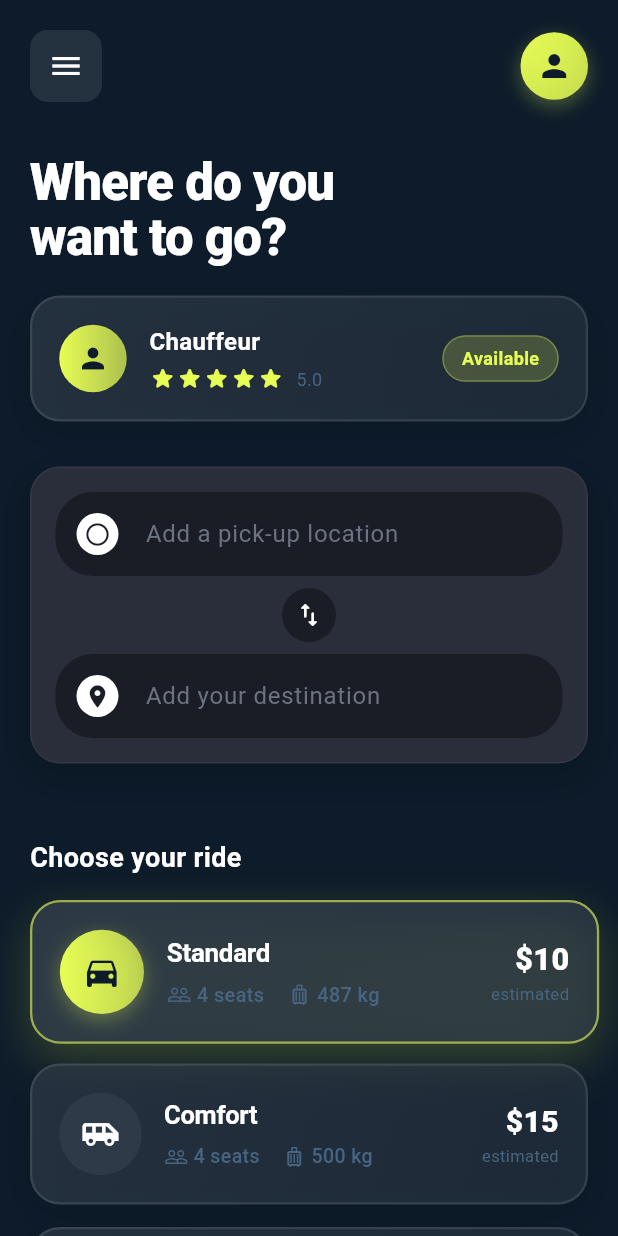
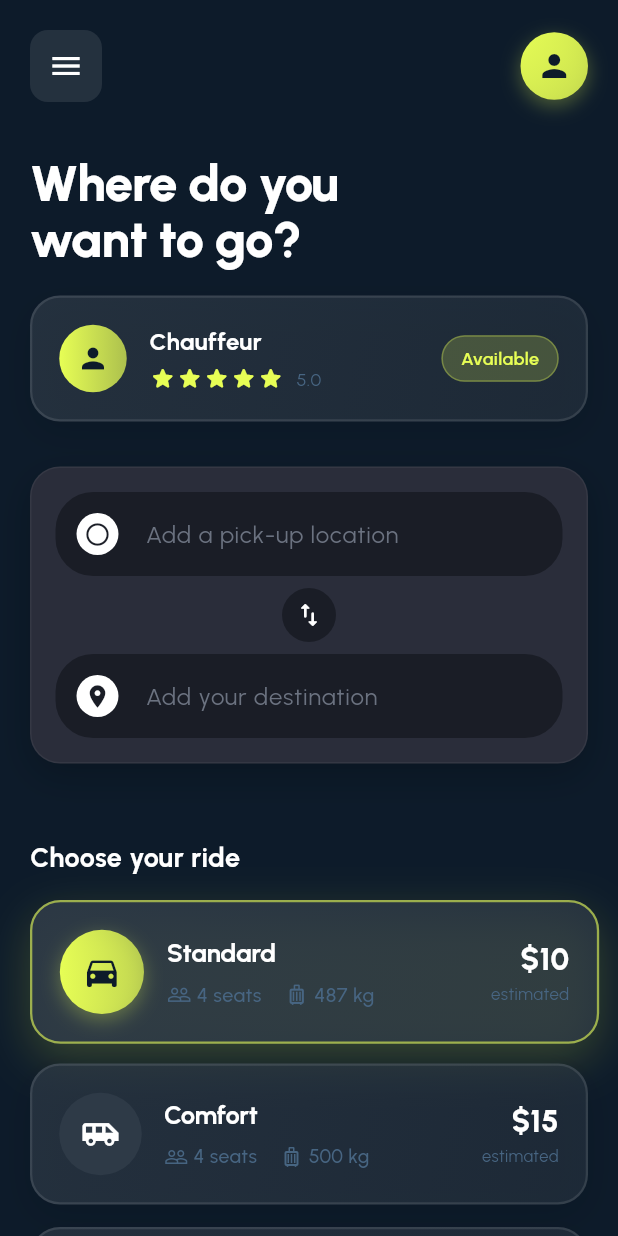
Before and after one commit to ossydreos/projet-2025-mbs-WEBA-SECU, a Flutter app: the VehicleReservationScreen screen opened directly, on a phone screen of 412 x 824 dp. Run offline on Flutter 3.47's test engine with Material 3 defaults, Android fonts, the phone set to English and light mode, and no system bars; our stand-ins replace firebase_core, flutter_svg, google_fonts; accounts and stored records are empty.

Commit message:
choix de lieu modifier visuel et police changer

```diff
--- a/lib/screens/reservation_screen.dart
+++ b/lib/screens/reservation_screen.dart
@@ -1,7 +1,10 @@
 import 'package:flutter/material.dart';
 import 'package:flutter/services.dart';
+import 'package:google_fonts/google_fonts.dart';
 import 'dart:ui';
 import '../theme/theme_app.dart';
+
+final defaultTextStyle = GoogleFonts.urbanist();
 
 class VehicleReservationScreen extends StatefulWidget {
   const VehicleReservationScreen({Key? key}) : super(key: key);
@@ -162,9 +165,9 @@ class _VehicleReservationScreenState extends State<VehicleReservationScreen>
               offset: Offset(0, 20 * (1 - value)),
               child: Opacity(
                 opacity: value,
-                child: const Text(
+                child: Text(
                   'Where do you\nwant to go?',
-                  style: TextStyle(
+                  style: defaultTextStyle.copyWith(
                     color: Colors.white,
                     fontSize: 34,
                     fontWeight: FontWeight.w800,
@@ -207,30 +210,50 @@ class _VehicleReservationScreenState extends State<VehicleReservationScreen>
           const SizedBox(width: 15),
 
           // Infos chauffeur
-          const Expanded(
+          Expanded(
             child: Column(
               crossAxisAlignment: CrossAxisAlignment.start,
               children: [
                 Text(
                   'Chauffeur',
-                  style: TextStyle(
+                  style: defaultTextStyle.copyWith(
                     color: Colors.white,
                     fontWeight: FontWeight.w700,
                     fontSize: 16,
                   ),
                 ),
-                SizedBox(height: 4),
+                const SizedBox(height: 4),
                 Row(
                   children: [
-                    Icon(Icons.star_rounded, color: AppColors.accent, size: 18),
-                    Icon(Icons.star_rounded, color: AppColors.accent, size: 18),
-                    Icon(Icons.star_rounded, color: AppColors.accent, size: 18),
-                    Icon(Icons.star_rounded, color: AppColors.accent, size: 18),
-                    Icon(Icons.star_rounded, color: AppColors.accent, size: 18),
-                    SizedBox(width: 8),
+                    const Icon(
+                      Icons.star_rounded,
+                      color: AppColors.accent,
+                      size: 18,
+                    ),
+                    const Icon(
+                      Icons.star_rounded,
+                      color: AppColors.accent,
+                      size: 18,
+                    ),
+                    const Icon(
+                      Icons.star_rounded,
+                      color: AppColors.accent,
+                      size: 18,
+                    ),
+                    const Icon(
+                      Icons.star_rounded,
+                      color: AppColors.accent,
+                      size: 18,
+                    ),
+                    const Icon(
+                      Icons.star_rounded,
+                      color: AppColors.accent,
+                      size: 18,
+                    ),
+                    const SizedBox(width: 8),
                     Text(
                       '5.0',
-                      style: TextStyle(
+                      style: defaultTextStyle.copyWith(
                         color: AppColors.textSecondary,
                         fontSize: 12,
                       ),
@@ -249,9 +272,9 @@ class _VehicleReservationScreenState extends State<VehicleReservationScreen>
               borderRadius: BorderRadius.circular(20),
               border: Border.all(color: AppColors.accent.withOpacity(0.3)),
             ),
-            child: const Text(
+            child: Text(
               'Available',
-              style: TextStyle(
+              style: defaultTextStyle.copyWith(
                 color: AppColors.accent,
                 fontSize: 12,
                 fontWeight: FontWeight.w600,
@@ -359,14 +382,14 @@ class _VehicleReservationScreenState extends State<VehicleReservationScreen>
               child: TextField(
                 controller: controller,
                 cursorColor: Colors.white, // 🔧 CORRECTION: Curseur blanc
-                style: const TextStyle(
+                style: defaultTextStyle.copyWith(
                   color: Colors.white, // 🔧 CORRECTION: Texte saisi en blanc
                   fontSize: 16,
                   fontWeight: FontWeight.w400,
                 ),
                 decoration: InputDecoration(
                   hintText: hint,
-                  hintStyle: const TextStyle(
+                  hintStyle: defaultTextStyle.copyWith(
                     color: Color(0xFF6B7280), // Couleur du placeholder
                     fontSize: 16,
                     fontWeight: FontWeight.w400,
@@ -396,9 +419,9 @@ class _VehicleReservationScreenState extends State<VehicleReservationScreen>
     return Column(
       crossAxisAlignment: CrossAxisAlignment.start,
       children: [
-        const Text(
+        Text(
           'Choose your ride',
-          style: TextStyle(
+          style: defaultTextStyle.copyWith(
             color: Colors.white,
             fontSize: 18,
             fontWeight: FontWeight.w700,
@@ -473,7 +496,7 @@ class _VehicleReservationScreenState extends State<VehicleReservationScreen>
                   children: [
                     Text(
                       vehicle.name,
-                      style: TextStyle(
+                      style: defaultTextStyle.copyWith(
                         color: Colors.white,
                         fontSize: 17,
                         fontWeight: FontWeight.w700,
@@ -490,7 +513,7 @@ class _VehicleReservationScreenState extends State<VehicleReservationScreen>
                         ),
                         Text(
                           ' ${vehicle.capacity}',
-                          style: const TextStyle(
+                          style: defaultTextStyle.copyWith(
                             color: AppColors.textSecondary,
                             fontSize: 13,
                             fontWeight: FontWeight.w500,
@@ -504,7 +527,7 @@ class _VehicleReservationScreenState extends State<VehicleReservationScreen>
                         ),
                         Text(
                           ' ${vehicle.luggage}',
-                          style: const TextStyle(
+                          style: defaultTextStyle.copyWith(
                             color: AppColors.textSecondary,
                             fontSize: 13,
                             fontWeight: FontWeight.w500,
@@ -522,15 +545,15 @@ class _VehicleReservationScreenState extends State<VehicleReservationScreen>
                 children: [
                   Text(
                     vehicle.price,
-                    style: const TextStyle(
+                    style: defaultTextStyle.copyWith(
                       color: Colors.white,
                       fontSize: 20,
                       fontWeight: FontWeight.w800,
                     ),
                   ),
-                  const Text(
+                  Text(
                     'estimated',
-                    style: TextStyle(
+                    style: defaultTextStyle.copyWith(
                       color: AppColors.textSecondary,
                       fontSize: 11,
                     ),
@@ -575,14 +598,18 @@ class _VehicleReservationScreenState extends State<VehicleReservationScreen>
             borderRadius: BorderRadius.circular(30),
           ),
         ),
-        child: const Row(
+        child: Row(
           mainAxisAlignment: MainAxisAlignment.center,
           children: [
-            Icon(Icons.directions_car, color: AppColors.background, size: 26),
-            SizedBox(width: 12),
+            const Icon(
+              Icons.directions_car,
+              color: AppColors.background,
+              size: 26,
+            ),
+            const SizedBox(width: 12),
             Text(
               'Book Now',
-              style: TextStyle(
+              style: defaultTextStyle.copyWith(
                 color: AppColors.background,
                 fontSize: 19,
                 fontWeight: FontWeight.w800,
@@ -791,9 +818,9 @@ class _BookingConfirmationDialogState extends State<BookingConfirmationDialog>
 
                       const SizedBox(height: 25),
 
-                      const Text(
+                      Text(
                         'Booking Confirmed!',
-                        style: TextStyle(
+                        style: defaultTextStyle.copyWith(
                           color: Colors.white,
                           fontSize: 24,
                           fontWeight: FontWeight.w800,
@@ -806,7 +833,7 @@ class _BookingConfirmationDialogState extends State<BookingConfirmationDialog>
                       Text(
                         'Your ride has been booked successfully.\nDriver will arrive in 3 minutes.',
                         textAlign: TextAlign.center,
-                        style: TextStyle(
+                        style: defaultTextStyle.copyWith(
                           color: AppColors.textSecondary.withOpacity(0.9),
                           fontSize: 15,
                           height: 1.4,
@@ -847,9 +874,9 @@ class _BookingConfirmationDialogState extends State<BookingConfirmationDialog>
                               borderRadius: BorderRadius.circular(25),
                             ),
                           ),
-                          child: const Text(
+                          child: Text(
                             'Perfect!',
-                            style: TextStyle(
+                            style: defaultTextStyle.copyWith(
                               color: AppColors.background,
                               fontSize: 17,
                               fontWeight: FontWeight.w700,
```
